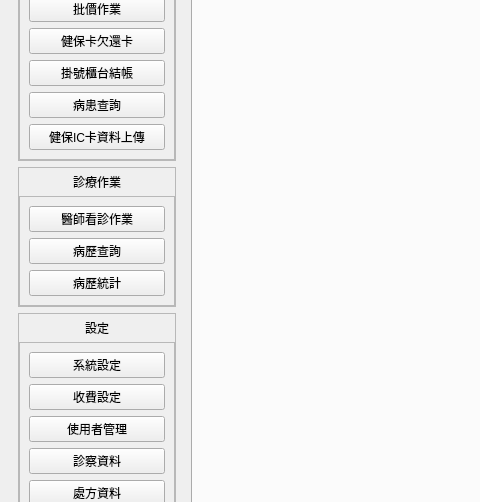
This is ui/pymedical.ui in picacat/pyMedical as Qt 5 draws it before an edit; both pictures show x 0 to 480 and y 160 to 662 of the 1212 by 941 pixel window. The edited form follows.
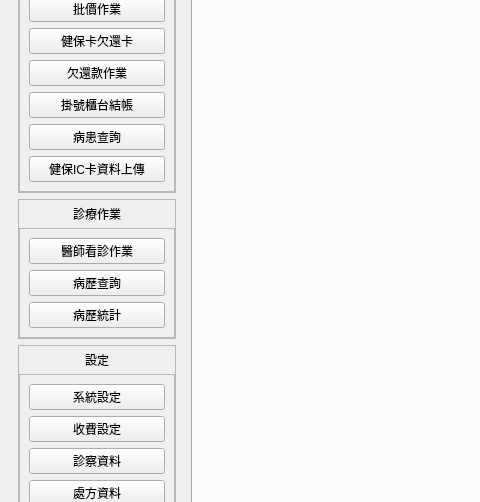
This is the edited form. Icons and pictures are not drawn.

Patch:
```diff
--- a/ui/pymedical.ui
+++ b/ui/pymedical.ui
@@ -206,6 +206,13 @@
                </property>
               </widget>
              </item>
+             <item>
+              <widget class="QPushButton" name="pushButton_debt">
+               <property name="text">
+                <string>欠還款作業</string>
+               </property>
+              </widget>
+             </item>
              <item>
               <widget class="QPushButton" name="pushButton_checkout">
                <property name="text">
@@ -411,13 +418,6 @@
                </property>
               </widget>
              </item>
-             <item>
-              <widget class="QPushButton" name="pushButton_users">
-               <property name="text">
-                <string>使用者管理</string>
-               </property>
-              </widget>
-             </item>
              <item>
               <widget class="QPushButton" name="pushButton_diagnostic">
                <property name="text">
```
